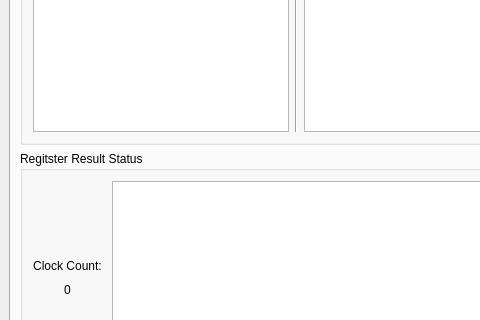
Qt form mainwindow.ui (Ty-Frame/Tomasulos-Algorithm) before a commit; both pictures show x 0 to 480 and y 394 to 714 of the 593 by 824 pixel window.
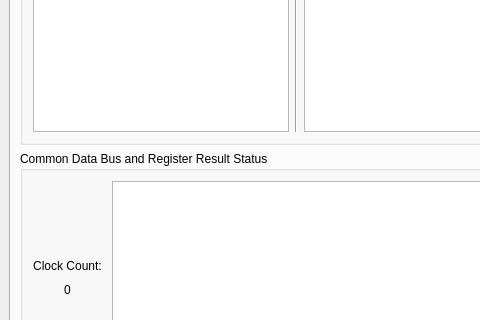
The same form after that commit.

```diff
--- a/mainwindow.ui
+++ b/mainwindow.ui
@@ -55,7 +55,7 @@
            </sizepolicy>
           </property>
           <property name="title">
-           <string>Regitster Result Status</string>
+           <string>Common Data Bus and Register Result Status</string>
           </property>
           <layout class="QHBoxLayout" name="horizontalLayout_2">
            <property name="spacing">
```
Left out of the diff: 4 changed lines with no effect on the pictures.
